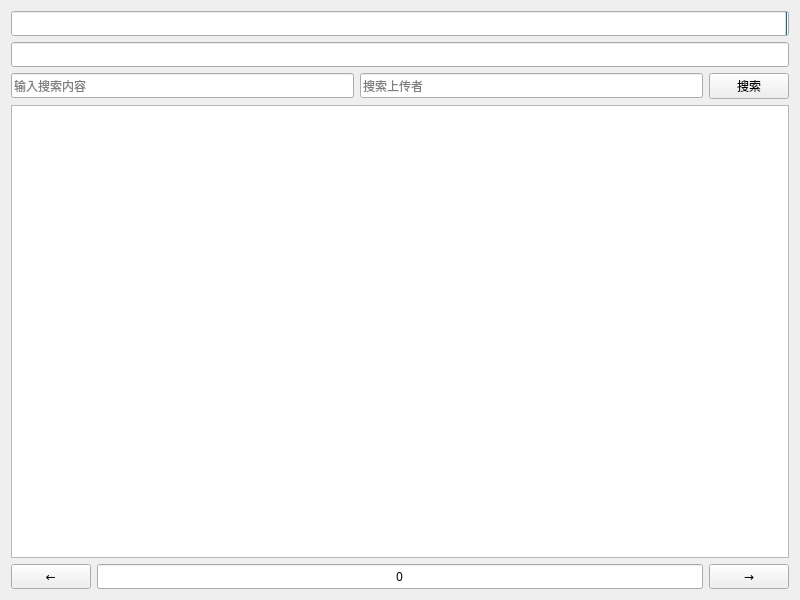
This is ehentaiManager/GamieHentaiMainWindow.ui in Gaaaaaami/ehentai_manager as Qt 5 draws it before an edit. The edited form follows.
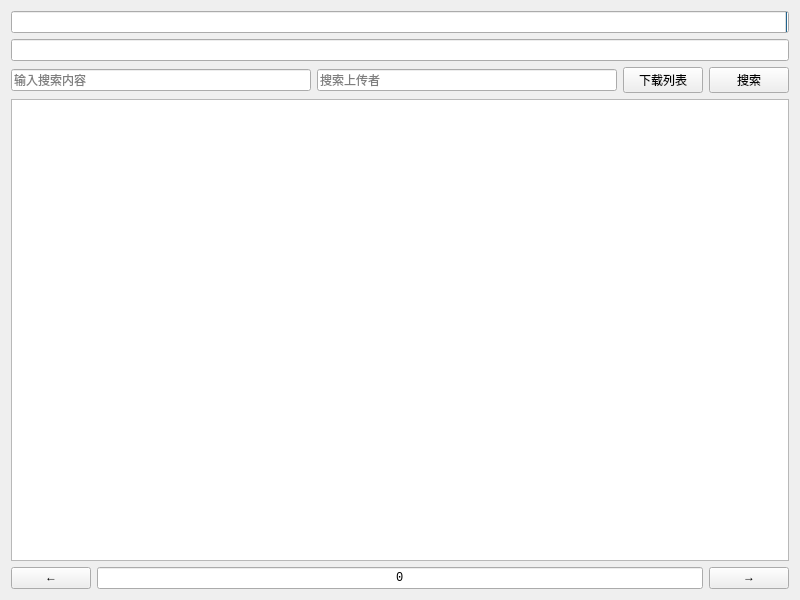
This is the edited form.

Commit message: 增加下载列表显示

Diff of the .ui file:
```diff
--- a/ehentaiManager/GamieHentaiMainWindow.ui
+++ b/ehentaiManager/GamieHentaiMainWindow.ui
@@ -10,9 +10,21 @@
     <height>600</height>
    </rect>
   </property>
+  <property name="minimumSize">
+   <size>
+    <width>800</width>
+    <height>0</height>
+   </size>
+  </property>
+  <property name="maximumSize">
+   <size>
+    <width>800</width>
+    <height>16777215</height>
+   </size>
+  </property>
   <property name="font">
    <font>
-    <family>Arial Black</family>
+    <family>Consolas</family>
    </font>
   </property>
   <property name="windowTitle">
@@ -61,6 +73,13 @@
        </property>
       </widget>
      </item>
+     <item>
+      <widget class="QPushButton" name="pushButton_download_list">
+       <property name="text">
+        <string>下载列表</string>
+       </property>
+      </widget>
+     </item>
      <item>
       <widget class="QPushButton" name="pushButton_search">
        <property name="text">
```
The commit also changes 10 other files.
